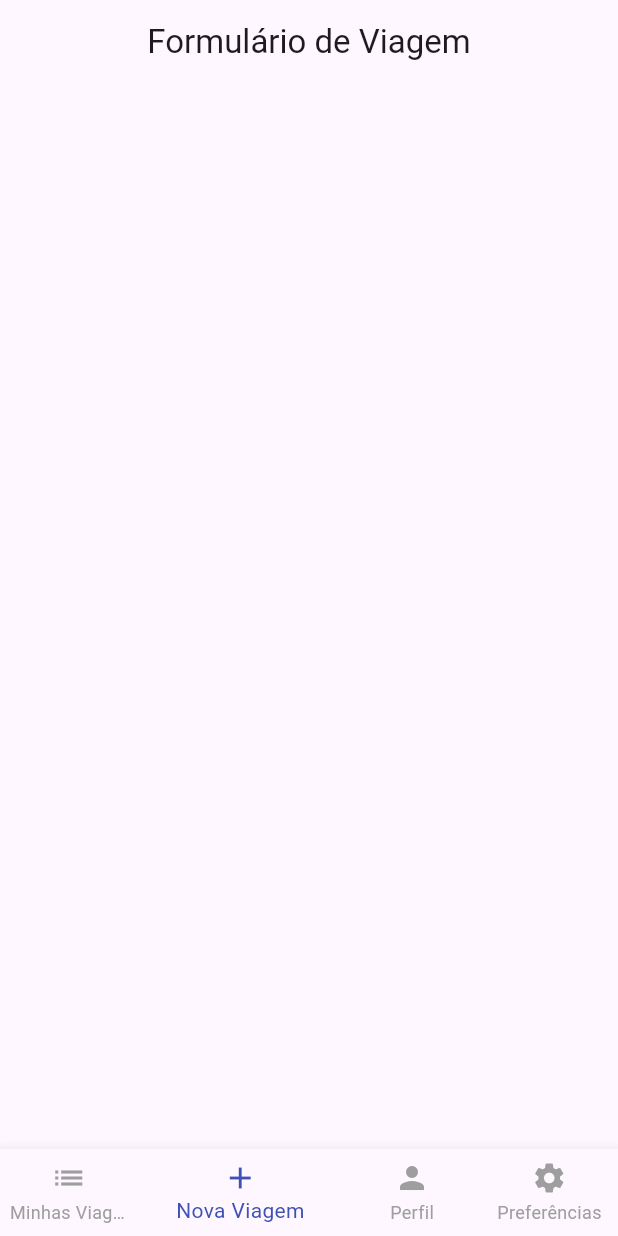
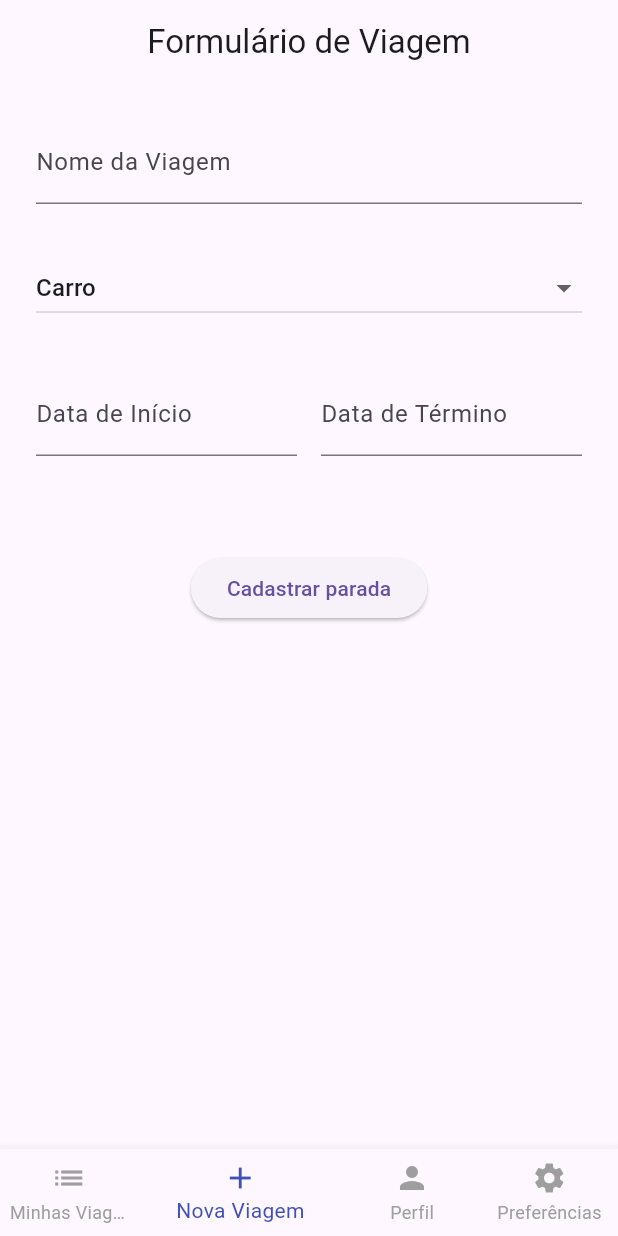
Before and after one commit to Jasper1308/TravelApp, a Flutter app: the screen it shows after launch, swiped to page 2, on a phone screen of 412 x 824 dp. Run offline on Flutter 3.47's test engine with Material 3 defaults, Android fonts, the phone set to English and light mode, and no system bars.

Commit message:
feat: Implement travel stop creation with date validation and duration calculation

```diff
--- a/lib/l10n/app_en.arb
+++ b/lib/l10n/app_en.arb
@@ -1,7 +1,7 @@
 {
   "@@locale": "en",
   "appTitle": "Travel App",
-  "welcomeMessage": "Welcome to Lince Travel App!",
+  "welcomeMessage": "Welcome!",
   "homePageTitle": "Home",
   "noTravelsMessage": "No trips registered yet."
 }
--- a/lib/l10n/app_localizations.dart
+++ b/lib/l10n/app_localizations.dart
@@ -109,7 +109,7 @@ abstract class AppLocalizations {
   /// No description provided for @welcomeMessage.
   ///
   /// In en, this message translates to:
-  /// **'Welcome to Lince Travel App!'**
+  /// **'Welcome!'**
   String get welcomeMessage;
 
   /// No description provided for @homePageTitle.
--- a/lib/l10n/app_localizations_en.dart
+++ b/lib/l10n/app_localizations_en.dart
@@ -12,7 +12,7 @@ class AppLocalizationsEn extends AppLocalizations {
   String get appTitle => 'Travel App';
 
   @override
-  String get welcomeMessage => 'Welcome to Lince Travel App!';
+  String get welcomeMessage => 'Welcome!';
 
   @override
   String get homePageTitle => 'Home';
--- a/lib/main.dart
+++ b/lib/main.dart
@@ -1,11 +1,16 @@
 import 'package:flutter/material.dart';
 import 'package:flutter_localizations/flutter_localizations.dart';
+import 'package:provider/provider.dart';
 import 'package:travel_app/views/app_root.dart';
+import 'package:travel_app/views/screens/travel_stop_screen.dart';
 
+import 'controllers/travel_provider.dart';
 import 'l10n/app_localizations.dart';
 
-void main(){
-  runApp(const MyApp());
+void main() {
+  runApp(
+    ChangeNotifierProvider(create: (context) => TravelState(), child: MyApp()),
+  );
 }
 
 class MyApp extends StatelessWidget {
@@ -22,12 +27,12 @@ class MyApp extends StatelessWidget {
         GlobalCupertinoLocalizations.delegate,
         GlobalWidgetsLocalizations.delegate,
       ],
-      supportedLocales: [
-        Locale('en'),
-        Locale('es'),
-        Locale('pt'),
-      ],
-      home: AppRoot(),
+      supportedLocales: [Locale('en'), Locale('es'), Locale('pt')],
+      initialRoute: '/',
+      routes: {
+        '/': (context) => AppRoot(),
+        '/travel_stop': (context) => TravelStopScreen(),
+      },
     );
   }
 }
--- a/lib/models/entities/participant.dart
+++ b/lib/models/entities/participant.dart
@@ -1,9 +1,7 @@
-class Participant{
+class Participant {
   final String name;
   final String age;
+  final String photoPath;
 
-  Participant({
-    required this.name,
-    required this.age
-  });
+  Participant({required this.name, required this.age, this.photoPath = ''});
 }
--- a/lib/models/entities/travel.dart
+++ b/lib/models/entities/travel.dart
@@ -3,7 +3,7 @@ import 'package:travel_app/models/entities/travel_stop.dart';
 import 'package:travel_app/models/enums/experience_type.dart';
 import 'package:travel_app/models/enums/transport_type.dart';
 
-class Travel{
+class Travel {
   final String name;
   final DateTime initialDate;
   final DateTime endDate;
--- a/lib/models/entities/travel_stop.dart
+++ b/lib/models/entities/travel_stop.dart
@@ -1,10 +1,10 @@
-class TravelStop{
+class TravelStop {
   final String cityName;
   final String coordinates;
   final DateTime arrivalDate;
   final DateTime departureDate;
-  final String lenghtStay;
-  final String description;
+  final Duration lenghtStay;
+  //final String description;
 
   TravelStop({
     required this.cityName,
@@ -12,6 +12,6 @@ class TravelStop{
     required this.arrivalDate,
     required this.departureDate,
     required this.lenghtStay,
-    required this.description
+    //required this.description,
   });
 }
--- a/lib/models/enums/experience_type.dart
+++ b/lib/models/enums/experience_type.dart
@@ -1,7 +1,7 @@
 enum ExperienceType { culture, culinary, historic, localEstablishments, nature }
 
 extension ExperienceTypeExtension on ExperienceType {
-  String get toString {
+  String get displayString {
     switch (this) {
       case ExperienceType.culture:
         return 'Cultura';
--- a/lib/views/app_root.dart
+++ b/lib/views/app_root.dart
@@ -2,7 +2,7 @@ import 'package:flutter/material.dart';
 import 'package:travel_app/views/screens/my_travels_screen.dart';
 import 'package:travel_app/views/screens/preferences_screen.dart';
 import 'package:travel_app/views/screens/profile_screen.dart';
-import 'package:travel_app/views/screens/travel_form.dart';
+import 'package:travel_app/views/screens/travel_screen.dart';
 
 class AppRoot extends StatefulWidget {
   const AppRoot({super.key});
@@ -21,7 +21,7 @@ class _AppRootState extends State<AppRoot> {
     pc = PageController(initialPage: selectedRoute);
   }
 
-  setPage(page){
+  setPage(page) {
     setState(() {
       selectedRoute = page;
     });
@@ -37,37 +37,34 @@ class _AppRootState extends State<AppRoot> {
           MyTravelsScreen(),
           TravelForm(),
           ProfileScreen(),
-          PreferencesScreen()
+          PreferencesScreen(),
         ],
       ),
       bottomNavigationBar: BottomNavigationBar(
         currentIndex: selectedRoute,
         items: [
           BottomNavigationBarItem(
-              icon: Icon(Icons.list),
-              label: 'Minhas Viagens'
+            icon: Icon(Icons.list),
+            label: 'Minhas Viagens',
           ),
+          BottomNavigationBarItem(icon: Icon(Icons.add), label: 'Nova Viagem'),
+          BottomNavigationBarItem(icon: Icon(Icons.person), label: 'Perfil'),
           BottomNavigationBarItem(
-              icon: Icon(Icons.add),
-              label: 'Nova Viagem'
-          ),
-          BottomNavigationBarItem(
-              icon: Icon(Icons.person),
-              label: 'Perfil'
-          ),
-          BottomNavigationBarItem(
-              icon: Icon(Icons.settings),
-              label: 'Preferências'
+            icon: Icon(Icons.settings),
+            label: 'Preferências',
           ),
         ],
         onTap: (index) {
-          pc.animateToPage(index, duration: Duration(microseconds: 400), curve: Curves.ease);
+          pc.animateToPage(
+            index,
+            duration: Duration(microseconds: 400),
+            curve: Curves.ease,
+          );
         },
         selectedItemColor: Colors.indigo,
         unselectedItemColor: Colors.grey,
         showUnselectedLabels: true,
-
-      )
+      ),
     );
   }
 }
--- a/lib/views/screens/travel_form.dart
+++ /dev/null
@@ -1,20 +0,0 @@
-import 'package:flutter/material.dart';
-
-class TravelForm extends StatefulWidget {
-  const TravelForm({super.key});
-
-  @override
-  State<TravelForm> createState() => _TravelFormState();
-}
-
-class _TravelFormState extends State<TravelForm> {
-  @override
-  Widget build(BuildContext context) {
-    return Scaffold(
-      appBar: AppBar(
-        title: const Text('Formulário de Viagem'),
-        centerTitle: true,
-      ),
-    );
-  }
-}
--- /dev/null
+++ b/lib/views/screens/travel_screen.dart
@@ -0,0 +1,110 @@
+import 'package:flutter/material.dart';
+import 'package:provider/provider.dart';
+import 'package:travel_app/controllers/travel_provider.dart';
+import 'package:travel_app/models/enums/transport_type.dart';
+
+class TravelForm extends StatefulWidget {
+  const TravelForm({super.key});
+
+  @override
+  State<TravelForm> createState() => _TravelFormState();
+}
+
+class _TravelFormState extends State<TravelForm> {
+  final _formKey = GlobalKey<FormState>();
+
+  TransportType _transportType = TransportType.car;
+  final TextEditingController _travelNameController = TextEditingController();
+  final TextEditingController _initialDateController = TextEditingController();
+  final TextEditingController _endDateController = TextEditingController();
+  final TextEditingController _experiencesController = TextEditingController();
+  final TextEditingController _stopsController = TextEditingController();
+  final TextEditingController _participantsController = TextEditingController();
+
+  @override
+  Widget build(BuildContext context) {
+    final travelState = Provider.of<TravelState>(context);
+    return Scaffold(
+      appBar: AppBar(
+        title: const Text('Formulário de Viagem'),
+        centerTitle: true,
+      ),
+      body: Center(
+        child: Form(
+          key: _formKey,
+          child: Padding(
+            padding: const EdgeInsets.all(24.0),
+            child: Column(
+              children: [
+                TextFormField(
+                  decoration: InputDecoration(labelText: 'Nome da Viagem'),
+                  controller: _travelNameController,
+                ),
+                const SizedBox(height: 32.0),
+                DropdownButton<TransportType>(
+                  value: _transportType,
+                  hint: Text('Tipo de Transporte'),
+                  isExpanded: true,
+                  items: TransportType.values.map((type) {
+                    return DropdownMenuItem<TransportType>(
+                      value: type,
+                      child: Text(type.displayString),
+                    );
+                  }).toList(),
+                  onChanged: (value) {
+                    setState(() {
+                      _transportType = value!;
+                    });
+                  },
+                ),
+                const SizedBox(height: 32.0),
+                Row(
+                  children: [
+                    Expanded(
+                      child: TextFormField(
+                        decoration: InputDecoration(
+                          labelText: 'Data de Início',
+                        ),
+                        controller: _initialDateController,
+                      ),
+                    ),
+                    const SizedBox(width: 16.0),
+                    Expanded(
+                      child: TextFormField(
+                        decoration: InputDecoration(
+                          labelText: 'Data de Término',
+                        ),
+                        controller: _endDateController,
+                      ),
+                    ),
+                  ],
+                ),
+                const SizedBox(height: 32.0),
+                ListView.builder(
+                  shrinkWrap: true,
+                  itemCount: travelState.stops.length,
+                  itemBuilder: (context, index) {
+                    final stop = travelState.stops[index];
+                    return ListTile(
+                      title: Text(stop.cityName),
+                      subtitle: Text(stop.lenghtStay.inDays.toString()),
+                      trailing: IconButton(
+                          icon: Icon(Icons.delete),
+                          onPressed: () => travelState.removeStop
+                      ),
+                    );
+                  },
+                ),
+                const SizedBox(height: 32.0),
+                ElevatedButton(
+                  child: Text('Cadastrar parada'),
+                    onPressed: () => Navigator.pushNamed(context, '/travel_stop')
+                ),
+              ],
+            ),
+          ),
+        ),
+      ),
+    );
+  }
+}
--- a/pubspec.yaml
+++ b/pubspec.yaml
@@ -33,6 +33,7 @@ dependencies:
   intl: ^0.20.2
   flutter_localizations:
     sdk: flutter
+  provider: ^5.0.0
 
   # The following adds the Cupertino Icons font to your application.
   # Use with the CupertinoIcons class for iOS style icons.
```
Also changed, not shown: lib/controllers/travel_provider.dart (added, +32 -0 lines), lib/models/enums/transport_type.dart (+17 -0 lines), lib/views/screens/my_travels_screen.dart (+8 -20 lines), lib/views/screens/preferences_screen.dart (+2 -11 lines), lib/views/screens/profile_screen.dart (+3 -9 lines), lib/views/screens/travel_stop_screen.dart (added, +113 -0 lines), pubspec.lock.
